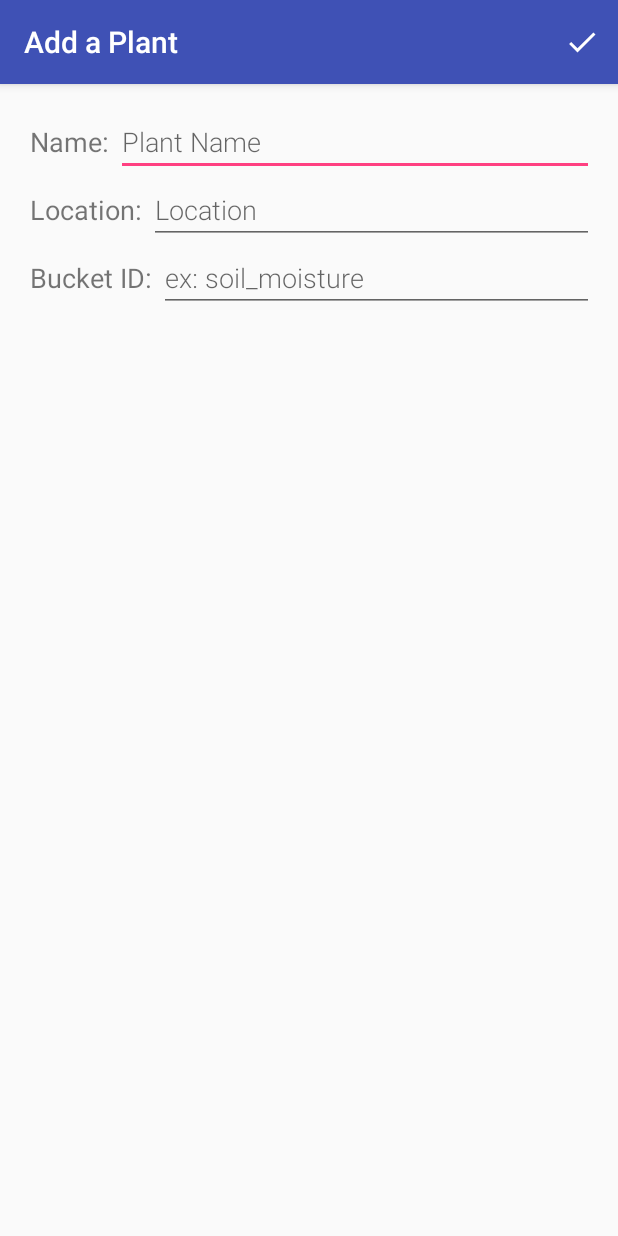
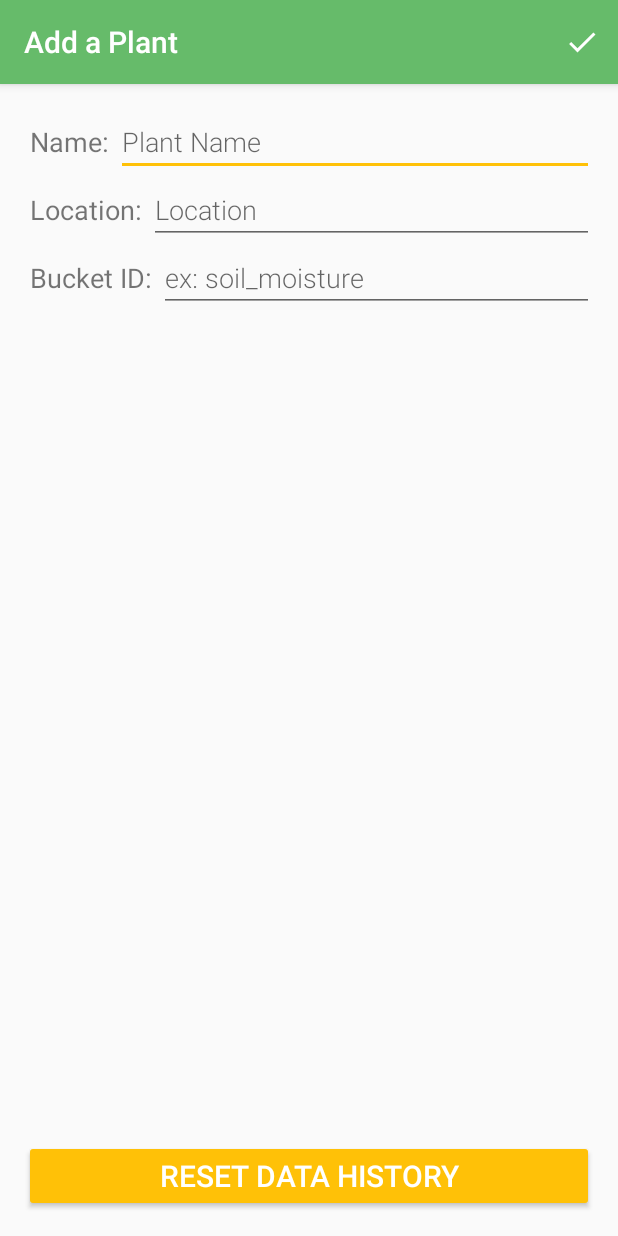
Before and after one commit to hlgirard/PlantWhisperer, an Android app: the screen it shows after launch (PlantEditorActivity), after a tap on an icon or button, on a phone screen of 412 x 824 dp. Run offline under Robolectric (Android 15) with nearby library versions, the phone set to English and light mode, and no system bars; our stand-ins replace Room's generated code; libraries missing offline, so code that uses them is left out: android.arch.persistence, com.jjoe64.graphview.

Commit message:
Added notification when the update job is run if moisture level is too low.

```diff
--- a/app/build.gradle
+++ b/app/build.gradle
@@ -4,7 +4,7 @@ android {
     compileSdkVersion 27
     defaultConfig {
         applicationId "com.hlgirard.android.plantwhisperer"
-        minSdkVersion 21
+        minSdkVersion 23
         targetSdkVersion 27
         versionCode 1
         versionName "1.0"
--- a/app/src/main/java/com/hlgirard/android/plantwhisperer/MainActivity.java
+++ b/app/src/main/java/com/hlgirard/android/plantwhisperer/MainActivity.java
@@ -1,5 +1,7 @@
 package com.hlgirard.android.plantwhisperer;
 
+import android.app.NotificationChannel;
+import android.app.NotificationManager;
 import android.app.job.JobInfo;
 import android.app.job.JobScheduler;
 import android.arch.lifecycle.Observer;
@@ -9,6 +11,7 @@ import android.content.Context;
 import android.content.Intent;
 import android.net.ConnectivityManager;
 import android.net.NetworkInfo;
+import android.os.Build;
 import android.support.annotation.Nullable;
 import android.support.design.widget.FloatingActionButton;
 import android.support.design.widget.Snackbar;
@@ -35,6 +38,7 @@ import com.hlgirard.android.plantwhisperer.helpers.historyCleanupJobService;
 public class MainActivity extends AppCompatActivity {
 
     private static int PLANT_LOADER_JOB_ID = 1;
+    private static String NOTIFICATION_CHANNEL_ID = "low_moisture_alert";
     private ProgressBar loading_spinner;
     private TextView empty_tv;
     private PlantListAdapter mAdapter;
@@ -46,6 +50,9 @@ public class MainActivity extends AppCompatActivity {
     protected void onCreate(Bundle savedInstanceState) {
         super.onCreate(savedInstanceState);
         setContentView(R.layout.activity_main);
+
+        // Register the low moisture notification channel with the system
+        createNotificationChannel();
 
         // Get a viewModel and repository
         mPlantViewModel = ViewModelProviders.of(this).get(PlantViewModel.class);
@@ -135,4 +142,21 @@ public class MainActivity extends AppCompatActivity {
         updaterAsyncTask.execute(getApplicationContext());
     }
 
+    private void createNotificationChannel() {
+        // Create the NotificationChannel, but only on API 26+ because
+        // the NotificationChannel class is new and not in the support library
+        if (Build.VERSION.SDK_INT >= Build.VERSION_CODES.O) {
+            CharSequence name = getString(R.string.channel_name);
+            String description = getString(R.string.channel_description);
+            int importance = NotificationManager.IMPORTANCE_DEFAULT;
+            NotificationChannel channel = new NotificationChannel(NOTIFICATION_CHANNEL_ID, name, importance);
+            channel.setDescription(description);
+            // Register the channel with the system; you can't change the importance
+            // or other notification behaviors after this
+            NotificationManager notificationManager = getSystemService(NotificationManager.class);
+            notificationManager.createNotificationChannel(channel);
+        }
+    }
+
+
 }
--- a/app/src/main/java/com/hlgirard/android/plantwhisperer/helpers/PlantHistoryUpdater.java
+++ b/app/src/main/java/com/hlgirard/android/plantwhisperer/helpers/PlantHistoryUpdater.java
@@ -76,18 +76,22 @@ public class PlantHistoryUpdater extends AsyncTask<Context, Void, Void> {
 
                 Log.v("PlantUpdater", "Received " + String.valueOf(moistureHistoryData.size()) + " data points for plant #" + currentPlant.getId());
 
+                if (moistureHistoryData.size() != 0) {
+
                     // Go through the received data and insert into the database (we have only requested new items so no need to check here)
                     for (int j = 0; j < moistureHistoryData.size(); j++) {
                         mHistoryRepo.insert(moistureHistoryData.get(j));
                     }
 
                     // Obtain the newest latest data
-                latestData = mHistoryRepo.getLatestMoistureById(currentPlant.getId());
+                    latestData = moistureHistoryData.get(0);
 
                     // Set the current plant's properties
                     currentPlant.setHumidityLevel(latestData.getSoilMoisture());
                     currentPlant.setDateUpdated(latestData.getDateTime());
                     currentPlant.setMqttError(0);
+
+                }
 
             } catch (JSONException e) {
                 currentPlant.setMqttError(1);
--- a/app/src/main/java/data/MoistureHistoryDao.java
+++ b/app/src/main/java/data/MoistureHistoryDao.java
@@ -30,6 +30,9 @@ public interface MoistureHistoryDao {
     @Query("DELETE FROM moisture_history WHERE mDateTime < (:timeLimit)")
     void deleteAllOlderThan(long timeLimit);
 
+    @Query("DELETE FROM moisture_history WHERE mPlantId = (:plantID)")
+    void deleteHistoryByPlantId(int plantID);
+
     @Query("DELETE FROM moisture_history")
     void deleteAll();
 
--- a/app/src/main/java/data/MoistureHistoryRepository.java
+++ b/app/src/main/java/data/MoistureHistoryRepository.java
@@ -28,6 +28,8 @@ public class MoistureHistoryRepository {
     public MoistureHistory getLatestMoistureById(int plantId) { return mHistoryDao.getLatestMoistureValueById(plantId); }
 
     public void deleteAllOlderThan(long time) { mHistoryDao.deleteAllOlderThan(time); }
+
+    public void deleteHistoryByPlantId(int plantId) { mHistoryDao.deleteHistoryByPlantId(plantId); }
 
     public void insert (MoistureHistory data) {
         new insertAsyncTask(mHistoryDao).execute(data);
--- a/app/src/main/java/data/MoistureHistoryViewModel.java
+++ b/app/src/main/java/data/MoistureHistoryViewModel.java
@@ -32,6 +32,8 @@ public class MoistureHistoryViewModel extends AndroidViewModel {
 
     public void deleteAllOlderThan(long time) { mRepository.deleteAllOlderThan(time);}
 
+    public void deleteHistoryById(int plantId) { mRepository.deleteHistoryByPlantId(plantId); }
+
     public void insert(MoistureHistory data) { mRepository.insert(data); }
 
     public void update(MoistureHistory data) { mRepository.update(data); }
--- a/app/src/main/res/layout/activity_plant_editor.xml
+++ b/app/src/main/res/layout/activity_plant_editor.xml
@@ -83,12 +83,21 @@
     </LinearLayout>
 
     <Button
-        android:id="@+id/remove_button"
-        style="@style/Widget.AppCompat.Button.Borderless.Colored"
+        android:id="@+id/reset_button"
+        style="@android:style/Widget.Material.Button.Colored"
         android:layout_width="match_parent"
         android:layout_height="wrap_content"
-        android:text="Remove"
-        android:textColor="@android:color/holo_red_light"
+        android:text="Reset Data History"
+        android:textColor="@android:color/white"
+        android:textSize="20dp" />
+
+    <Button
+        android:id="@+id/remove_button"
+        style="@android:style/Widget.Material.Button.Colored"
+        android:layout_width="match_parent"
+        android:layout_height="wrap_content"
+        android:text="Remove plant"
+        android:textColor="@android:color/white"
         android:textSize="20dp" />
 
 </LinearLayout>
--- a/app/src/main/res/values/colors.xml
+++ b/app/src/main/res/values/colors.xml
@@ -1,8 +1,8 @@
 <?xml version="1.0" encoding="utf-8"?>
 <resources>
-    <color name="colorPrimary">#3F51B5</color>
-    <color name="colorPrimaryDark">#303F9F</color>
-    <color name="colorAccent">#FF4081</color>
+    <color name="colorPrimary">#66bb6a</color>
+    <color name="colorPrimaryDark">#338a3e</color>
+    <color name="colorAccent">#ffc107</color>
 
     <color name="above90">#4CAF50</color>
     <color name="between70and90">#8BC34A</color>
--- a/app/src/main/res/values/strings.xml
+++ b/app/src/main/res/values/strings.xml
@@ -1,3 +1,7 @@
 <resources>
     <string name="app_name">Plant Whisperer</string>
+
+    <!-- Notification strings -->
+    <string name="channel_name">Low moisture alerts</string>
+    <string name="channel_description">Get notifications when the soil moisture level is low</string>
 </resources>
```
Also changed, not shown: app/src/main/java/com/hlgirard/android/plantwhisperer/PlantEditorActivity.java (+48 -0 lines), app/src/main/java/com/hlgirard/android/plantwhisperer/helpers/dataUpdateJobService.java (+55 -2 lines). Lines whose indentation alone changed are shown as unchanged.
